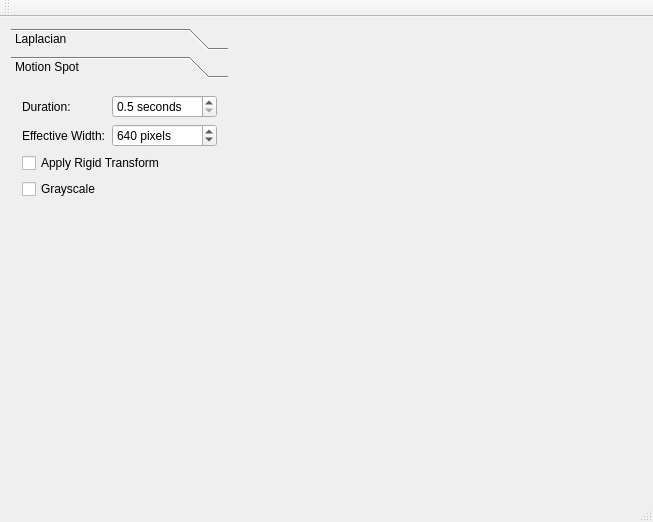
First picture: the form in mainwindow.ui, repository Vitorian/Gameroni, before the edit.
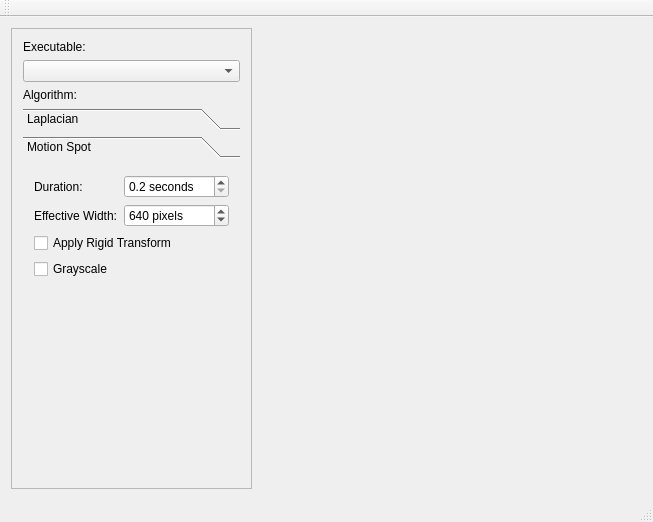
Second picture: the form after the edit. Custom widgets are drawn as their Qt base class.

Commit message: Can choose the executable at any time from the gui now.

The edit to the form file:
```diff
--- a/mainwindow.ui
+++ b/mainwindow.ui
@@ -16,6 +16,39 @@
   <widget class="QWidget" name="centralWidget">
    <layout class="QHBoxLayout" name="horizontalLayout">
     <item>
+     <widget class="QFrame" name="frame">
+      <property name="frameShape">
+       <enum>QFrame::StyledPanel</enum>
+      </property>
+      <property name="frameShadow">
+       <enum>QFrame::Raised</enum>
+      </property>
+      <layout class="QVBoxLayout" name="verticalLayout">
+       <item>
+        <widget class="QLabel" name="label_6">
+         <property name="text">
+          <string>Executable:</string>
+         </property>
+        </widget>
+       </item>
+       <item>
+        <widget class="QComboBox" name="cbExecutable">
+         <property name="sizePolicy">
+          <sizepolicy hsizetype="Ignored" vsizetype="Fixed">
+           <horstretch>0</horstretch>
+           <verstretch>0</verstretch>
+          </sizepolicy>
+         </property>
+        </widget>
+       </item>
+       <item>
+        <widget class="QLabel" name="label_5">
+         <property name="text">
+          <string>Algorithm:</string>
+         </property>
+        </widget>
+       </item>
+       <item>
      <widget class="QToolBox" name="toolBox">
       <property name="sizePolicy">
        <sizepolicy hsizetype="Fixed" vsizetype="Preferred">
@@ -100,6 +133,14 @@
        </layout>
       </widget>
       <widget class="QWidget" name="motionTab">
+          <property name="geometry">
+           <rect>
+            <x>0</x>
+            <y>0</y>
+            <width>201</width>
+            <height>314</height>
+           </rect>
+          </property>
        <property name="sizePolicy">
         <sizepolicy hsizetype="Preferred" vsizetype="Preferred">
          <horstretch>0</horstretch>
@@ -126,7 +167,7 @@
            <number>1</number>
           </property>
           <property name="minimum">
-           <double>0.500000000000000</double>
+              <double>0.200000000000000</double>
           </property>
           <property name="singleStep">
            <double>0.500000000000000</double>
@@ -175,6 +216,9 @@
         </item>
        </layout>
       </widget>
+        </widget>
+       </item>
+      </layout>
      </widget>
     </item>
     <item>
```
Left out of the diff: 4 changed lines with no effect on the pictures. Lines whose indentation alone changed are shown as unchanged. The commit also changes 7 other files.
